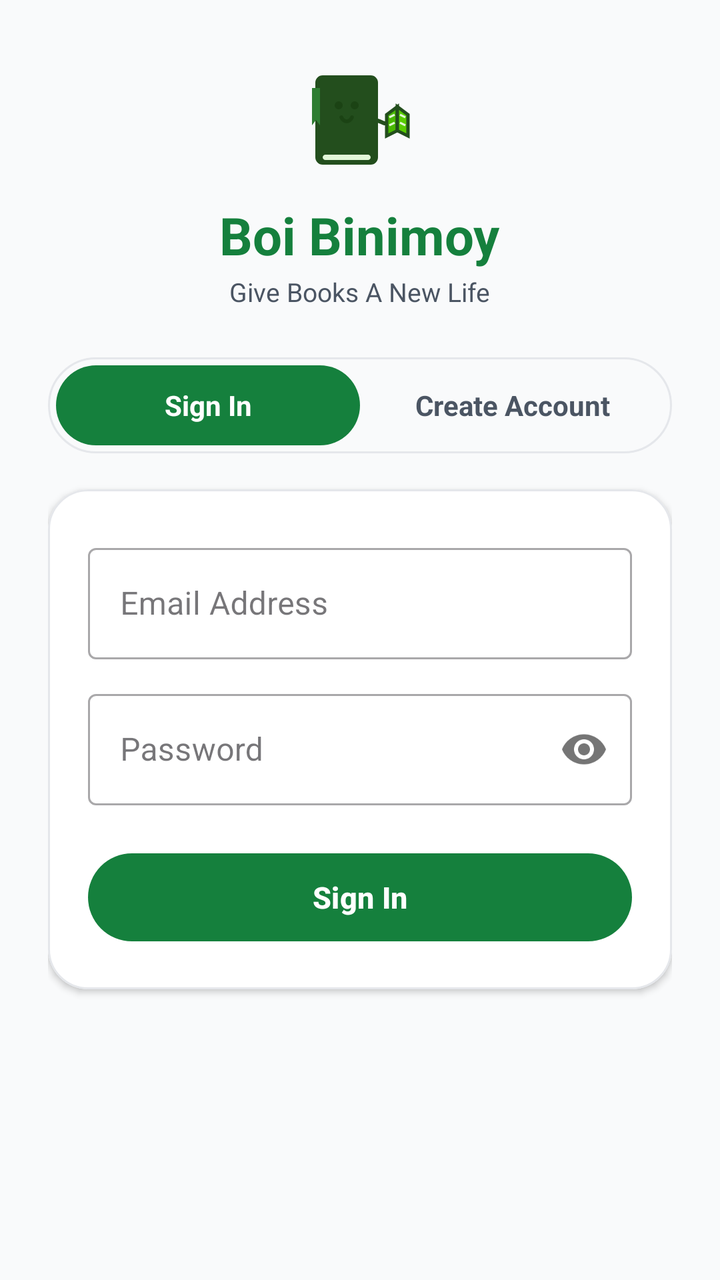
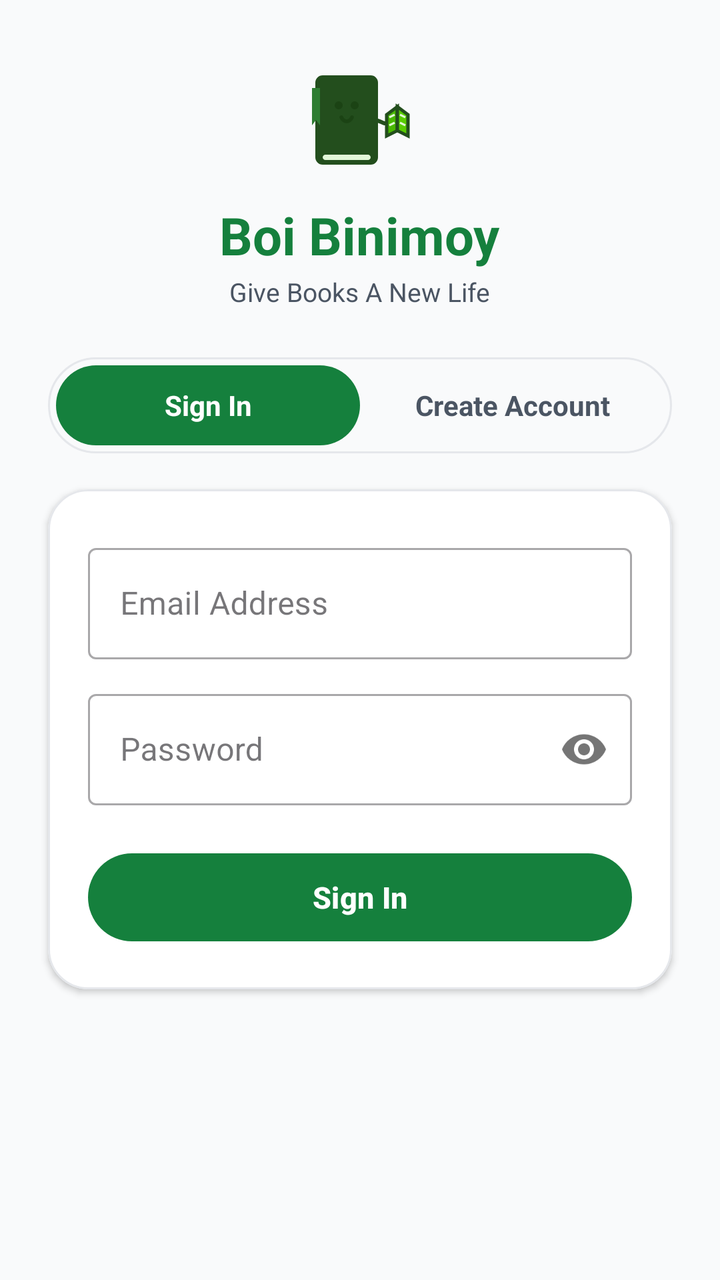

Compare the two renders of this Android layout. The source of the first and the diff that turns it into the second are given below.
<!-- AndroidManifest.xml: application theme Theme.BoiBinimoy -->
<!-- res/layout/activity_login.xml -->
<?xml version="1.0" encoding="utf-8"?>
<androidx.core.widget.NestedScrollView xmlns:android="http://schemas.android.com/apk/res/android"
    xmlns:app="http://schemas.android.com/apk/res-auto"
    xmlns:tools="http://schemas.android.com/tools"
    android:id="@+id/scrollLoginRoot"
    android:layout_width="match_parent"
    android:layout_height="match_parent"
    android:background="@color/background_light"
    android:fillViewport="true"
    android:clipToPadding="false"
    android:scrollbars="vertical"
    tools:context=".ui.auth.LoginActivity">

    <LinearLayout
        android:id="@+id/layoutLoginRoot"
        android:layout_width="match_parent"
        android:layout_height="wrap_content"
        android:orientation="vertical"
        android:paddingStart="24dp"
        android:paddingEnd="24dp"
        android:paddingTop="32dp"
        android:paddingBottom="48dp"
        android:gravity="center_horizontal">

        
        <ImageView
            android:id="@+id/ivLoginLogo"
            android:layout_width="64dp"
            android:layout_height="56dp"
            android:src="@drawable/ic_logo_mascot"
            android:contentDescription="Boi Binimoy Mascot" />

        <TextView
            android:layout_width="wrap_content"
            android:layout_height="wrap_content"
            android:layout_marginTop="12dp"
            android:text="Boi Binimoy"
            android:textColor="@color/primary_green"
            android:textSize="26sp"
            android:textStyle="bold" />

        <TextView
            android:layout_width="wrap_content"
            android:layout_height="wrap_content"
            android:layout_marginTop="2dp"
            android:text="Give Books A New Life"
            android:textColor="@color/text_secondary"
            android:textSize="13sp" />

        
        <LinearLayout
            android:layout_width="match_parent"
            android:layout_height="48dp"
            android:layout_marginTop="24dp"
            android:background="@drawable/bg_search_bar"
            android:orientation="horizontal"
            android:padding="4dp">

            <TextView
                android:id="@+id/tabSignIn"
                android:layout_width="0dp"
                android:layout_height="match_parent"
                android:layout_weight="1"
                android:gravity="center"
                android:background="@drawable/bg_pill_button"
                android:backgroundTint="@color/primary_green"
                android:text="Sign In"
                android:textColor="@color/white"
                android:textSize="14sp"
                android:textStyle="bold"
                android:clickable="true"
                android:focusable="true" />

            <TextView
                android:id="@+id/tabSignUp"
                android:layout_width="0dp"
                android:layout_height="match_parent"
                android:layout_weight="1"
                android:gravity="center"
                android:text="Create Account"
                android:textColor="@color/text_secondary"
                android:textSize="14sp"
                android:textStyle="bold"
                android:clickable="true"
                android:focusable="true" />

        </LinearLayout>

        
        <com.google.android.material.card.MaterialCardView
            android:layout_width="match_parent"
            android:layout_height="wrap_content"
            android:layout_marginTop="18dp"
            app:cardCornerRadius="20dp"
            app:cardElevation="2dp"
            app:strokeWidth="1dp"
            app:strokeColor="#E5E7EB"
            app:cardBackgroundColor="@color/white">

            <LinearLayout
                android:layout_width="match_parent"
                android:layout_height="wrap_content"
                android:orientation="vertical"
                android:padding="20dp">

                
                <com.google.android.material.textfield.TextInputLayout
                    android:id="@+id/tilName"
                    android:layout_width="match_parent"
                    android:layout_height="wrap_content"
                    android:hint="Full Name"
                    android:visibility="gone"
                    style="@style/Widget.MaterialComponents.TextInputLayout.OutlinedBox">

                    <com.google.android.material.textfield.TextInputEditText
                        android:id="@+id/etName"
                        android:layout_width="match_parent"
                        android:layout_height="wrap_content"
                        android:inputType="textPersonName"
                        android:imeOptions="actionNext"
                        android:textColor="@color/text_primary" />

                </com.google.android.material.textfield.TextInputLayout>

                
                <com.google.android.material.textfield.TextInputLayout
                    android:id="@+id/tilLocation"
                    android:layout_width="match_parent"
                    android:layout_height="wrap_content"
                    android:layout_marginTop="12dp"
                    android:hint="Location (e.g. Dhanmondi, Dhaka)"
                    android:visibility="gone"
                    style="@style/Widget.MaterialComponents.TextInputLayout.OutlinedBox">

                    <com.google.android.material.textfield.TextInputEditText
                        android:id="@+id/etLocation"
                        android:layout_width="match_parent"
                        android:layout_height="wrap_content"
                        android:inputType="textPostalAddress"
                        android:imeOptions="actionNext"
                        android:textColor="@color/text_primary" />

                </com.google.android.material.textfield.TextInputLayout>

                
                <com.google.android.material.textfield.TextInputLayout
                    android:id="@+id/tilPhone"
                    android:layout_width="match_parent"
                    android:layout_height="wrap_content"
                    android:layout_marginTop="12dp"
                    android:hint="Phone Number"
                    android:visibility="gone"
                    style="@style/Widget.MaterialComponents.TextInputLayout.OutlinedBox">

                    <com.google.android.material.textfield.TextInputEditText
                        android:id="@+id/etPhone"
                        android:layout_width="match_parent"
                        android:layout_height="wrap_content"
                        android:inputType="phone"
                        android:imeOptions="actionNext"
                        android:textColor="@color/text_primary" />

                </com.google.android.material.textfield.TextInputLayout>

                
                <com.google.android.material.textfield.TextInputLayout
                    android:id="@+id/tilEmail"
                    android:layout_width="match_parent"
                    android:layout_height="wrap_content"
                    android:layout_marginTop="4dp"
                    android:hint="Email Address"
                    style="@style/Widget.MaterialComponents.TextInputLayout.OutlinedBox">

                    <com.google.android.material.textfield.TextInputEditText
                        android:id="@+id/etEmail"
                        android:layout_width="match_parent"
                        android:layout_height="wrap_content"
                        android:inputType="textEmailAddress"
                        android:imeOptions="actionNext"
                        android:textColor="@color/text_primary" />

                </com.google.android.material.textfield.TextInputLayout>

                
                <com.google.android.material.textfield.TextInputLayout
                    android:id="@+id/tilPassword"
                    android:layout_width="match_parent"
                    android:layout_height="wrap_content"
                    android:layout_marginTop="12dp"
                    android:hint="Password"
                    app:passwordToggleEnabled="true"
                    style="@style/Widget.MaterialComponents.TextInputLayout.OutlinedBox">

                    <com.google.android.material.textfield.TextInputEditText
                        android:id="@+id/etPassword"
                        android:layout_width="match_parent"
                        android:layout_height="wrap_content"
                        android:inputType="textPassword"
                        android:imeOptions="actionDone"
                        android:textColor="@color/text_primary" />

                </com.google.android.material.textfield.TextInputLayout>

                
                <com.google.android.material.button.MaterialButton
                    android:id="@+id/btnAuthSubmit"
                    android:layout_width="match_parent"
                    android:layout_height="52dp"
                    android:layout_marginTop="20dp"
                    android:text="Sign In"
                    android:textColor="@color/white"
                    android:textSize="15sp"
                    android:textStyle="bold"
                    app:cornerRadius="26dp"
                    app:backgroundTint="@color/primary_green" />

                
                <ProgressBar
                    android:id="@+id/pbAuthLoading"
                    android:layout_width="32dp"
                    android:layout_height="32dp"
                    android:layout_gravity="center"
                    android:layout_marginTop="12dp"
                    android:indeterminateTint="@color/primary_green"
                    android:visibility="gone" />

            </LinearLayout>

        </com.google.android.material.card.MaterialCardView>

    </LinearLayout>

</androidx.core.widget.NestedScrollView>
<!-- resources referenced by this layout -->
<resources>
  <color name="background_light">#F9FAFB</color>
  <color name="primary_green">#15803D</color>
  <color name="text_primary">#111827</color>
  <color name="text_secondary">#4B5563</color>
  <color name="white">#FFFFFF</color>
  <!-- drawable bg_pill_button (drawable) -->
  <?xml version="1.0" encoding="utf-8"?>
  <shape xmlns:android="http://schemas.android.com/apk/res/android"
      android:shape="rectangle">
      <corners android:radius="20dp" />
      <solid android:color="#0F4F27" />
  </shape>
  <!-- drawable bg_search_bar (drawable) -->
  <?xml version="1.0" encoding="utf-8"?>
  <shape xmlns:android="http://schemas.android.com/apk/res/android"
      android:shape="rectangle">
      <corners android:radius="24dp" />
      <solid android:color="@color/search_bar_bg" />
      <stroke
          android:width="1dp"
          android:color="#E5E7EB" />
  </shape>
  <!-- drawable ic_logo_mascot: vector/xml drawable (drawable, 2154 chars, omitted) -->
  <style name="Theme.BoiBinimoy" parent="Theme.Material3.DayNight.NoActionBar">
          
          <item name="colorPrimary">@color/primary_green</item>
          <item name="colorPrimaryDark">@color/primary_green_dark</item>
          <item name="colorOnPrimary">@color/white</item>
          <item name="colorSecondary">@color/primary_green_light</item>
          <item name="colorSecondaryVariant">@color/primary_green_dark</item>
          <item name="colorOnSecondary">@color/white</item>
          
          
          <item name="android:statusBarColor">@color/background_light</item>
          <item name="android:windowLightStatusBar">true</item>
          <item name="android:navigationBarColor">@color/white</item>
          <item name="android:windowLightNavigationBar" tools:targetApi="o_mr1">true</item>
          <item name="android:windowBackground">@color/background_light</item>
      </style>
  <color name="search_bar_bg">#F9FAFB</color>
  <color name="primary_green_dark">#14532D</color>
  <color name="primary_green_light">#22C55E</color>
</resources>

<!-- the commit's change to res/layout/activity_login.xml (unified diff, before → after) -->
@@ -1,5 +1,5 @@
 <?xml version="1.0" encoding="utf-8"?>
-<androidx.core.widget.NestedScrollView xmlns:android="http://schemas.android.com/apk/res/android"
+<ScrollView xmlns:android="http://schemas.android.com/apk/res/android"
     xmlns:app="http://schemas.android.com/apk/res-auto"
     xmlns:tools="http://schemas.android.com/tools"
     android:id="@+id/scrollLoginRoot"
@@ -8,6 +8,7 @@
     android:background="@color/background_light"
     android:fillViewport="true"
     android:clipToPadding="false"
+    android:isScrollContainer="true"
     android:scrollbars="vertical"
     tools:context=".ui.auth.LoginActivity">
 
@@ -16,6 +17,7 @@
         android:layout_width="match_parent"
         android:layout_height="wrap_content"
         android:orientation="vertical"
+        android:clipToPadding="false"
         android:paddingStart="24dp"
         android:paddingEnd="24dp"
         android:paddingTop="32dp"
@@ -230,4 +232,4 @@
 
     </LinearLayout>
 
-</androidx.core.widget.NestedScrollView>
+</ScrollView>
